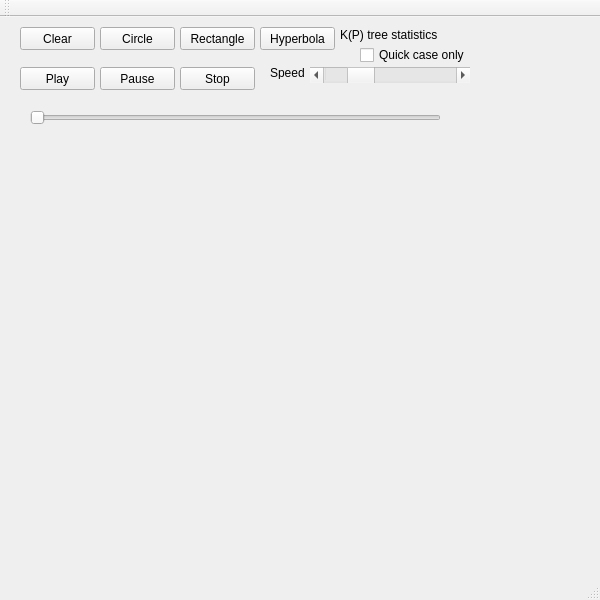
Above: mainwindow.ui from yuantailing/2-center before the change. Below: the same form after it.
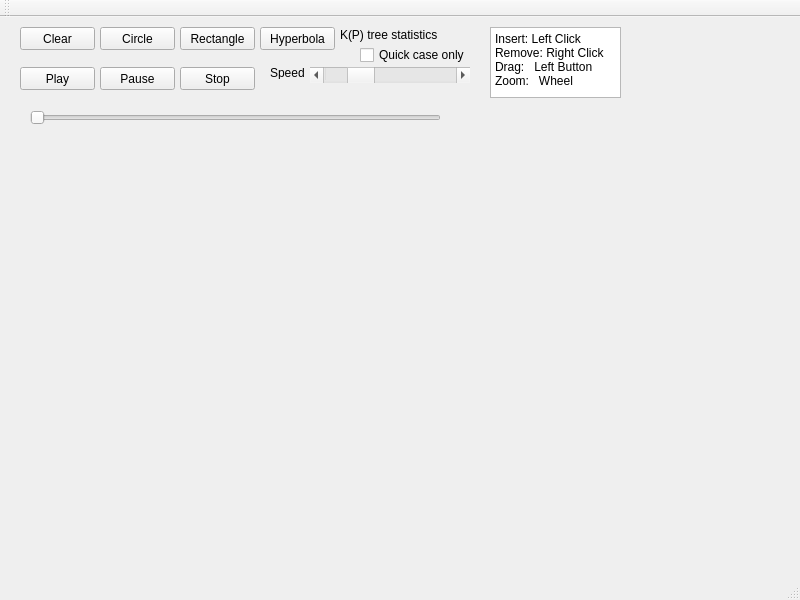
That is the form after the change.

```diff
--- a/mainwindow.ui
+++ b/mainwindow.ui
@@ -6,7 +6,7 @@
    <rect>
     <x>0</x>
     <y>0</y>
-    <width>600</width>
+    <width>800</width>
     <height>600</height>
    </rect>
   </property>
@@ -185,6 +185,26 @@
      <enum>Qt::Horizontal</enum>
     </property>
    </widget>
+   <widget class="QTextBrowser" name="textBrowser">
+    <property name="geometry">
+     <rect>
+      <x>490</x>
+      <y>10</y>
+      <width>131</width>
+      <height>71</height>
+     </rect>
+    </property>
+    <property name="html">
+     <string>&lt;!DOCTYPE HTML PUBLIC &quot;-//W3C//DTD HTML 4.0//EN&quot; &quot;http://www.w3.org/TR/REC-html40/strict.dtd&quot;&gt;
+&lt;html&gt;&lt;head&gt;&lt;meta name=&quot;qrichtext&quot; content=&quot;1&quot; /&gt;&lt;style type=&quot;text/css&quot;&gt;
+p, li { white-space: pre-wrap; }
+&lt;/style&gt;&lt;/head&gt;&lt;body style=&quot; font-family:'SimSun'; font-size:9pt; font-weight:400; font-style:normal;&quot;&gt;
+&lt;p style=&quot; margin-top:0px; margin-bottom:0px; margin-left:0px; margin-right:0px; -qt-block-indent:0; text-indent:0px;&quot;&gt;Insert: Left Click&lt;/p&gt;
+&lt;p style=&quot; margin-top:0px; margin-bottom:0px; margin-left:0px; margin-right:0px; -qt-block-indent:0; text-indent:0px;&quot;&gt;Remove: Right Click&lt;/p&gt;
+&lt;p style=&quot; margin-top:0px; margin-bottom:0px; margin-left:0px; margin-right:0px; -qt-block-indent:0; text-indent:0px;&quot;&gt;Drag:   Left Button&lt;/p&gt;
+&lt;p style=&quot; margin-top:0px; margin-bottom:0px; margin-left:0px; margin-right:0px; -qt-block-indent:0; text-indent:0px;&quot;&gt;Zoom:   Wheel&lt;/p&gt;&lt;/body&gt;&lt;/html&gt;</string>
+    </property>
+   </widget>
   </widget>
   <widget class="QMenuBar" name="menuBar">
    <property name="geometry">
```
Left out of the diff: 2 changed lines with no effect on the pictures.
